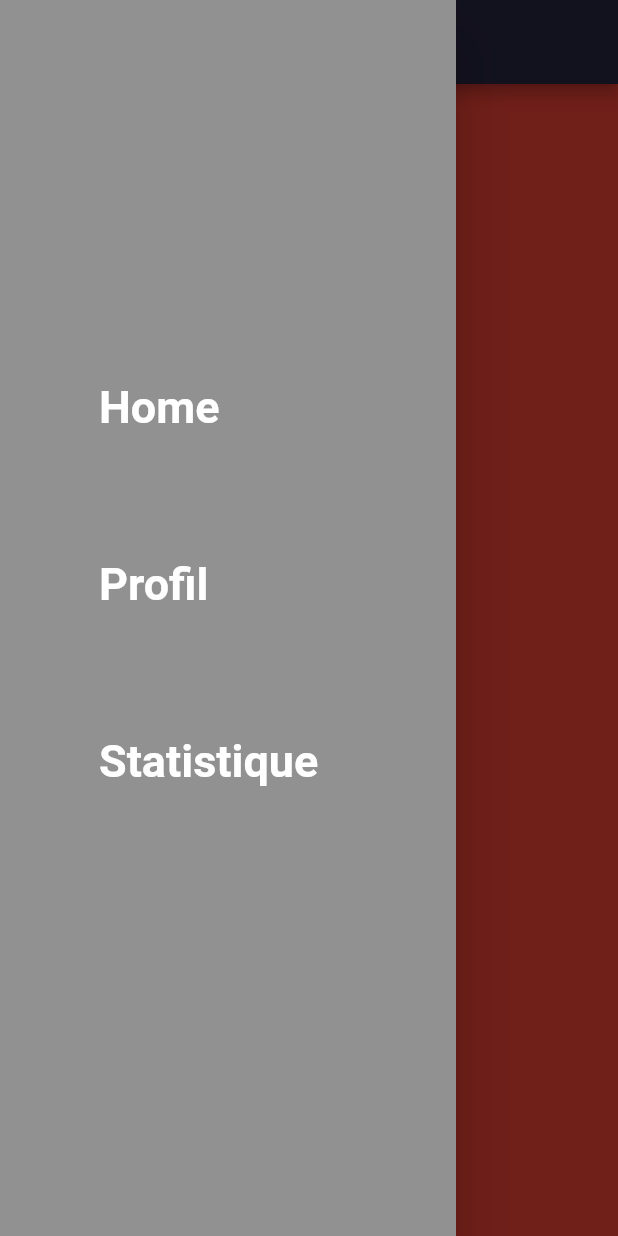
After one commit to hugod-g/FL1---Flutter-team, a Flutter app: the HomeWebPage screen opened directly, with the side drawer open, on a phone screen of 412 x 824 dp. The commit adds this screen. Run offline on Flutter 3.47's test engine with Material 2 defaults, Android fonts, the phone set to English and light mode, and no system bars; our stand-ins replace camera, image_picker, shared_preferences; accounts and stored records are empty.

Commit message:
feat-Gestion front-end commit: feat: Gestion Web Mobile

```diff
--- /dev/null
+++ b/lib/Components/web/burgerMenu.dart
@@ -0,0 +1,64 @@
+import 'package:flutter/material.dart';
+
+import '../../Style/colors.dart';
+import '../../Style/fonts.dart';
+import '../commentText.dart';
+
+class BurgerMenu extends StatelessWidget {
+
+  const BurgerMenu(
+    {Key? key,}) : super(key: key);
+
+  @override
+  Widget build(BuildContext context) {
+
+    return
+      Drawer(
+        child: ListView(
+          padding: EdgeInsets.zero,
+          children: <Widget>[
+            ListTile(
+              title: const CommonText(
+                text: "Home",
+                fontSizeText: 30,
+                fontWeight: fontBold,
+                paddingTop: 250,
+                paddingLeft: 50,
+                color: white,
+              ),
+              onTap: () {
+                Navigator.popAndPushNamed(context, '/home');
+              },
+            ),
+            ListTile(
+              title: const CommonText(
+                text: "Profil",
+                fontSizeText: 30,
+                fontWeight: fontBold,
+                paddingTop: 75,
+                paddingLeft: 50,
+                color: white,
+              ),
+              onTap: () {
+                Navigator.popAndPushNamed(context, '/profil');
+              },
+            ),
+            ListTile(
+              title: const CommonText(
+                text: "Statistique",
+                fontSizeText: 30,
+                fontWeight: fontBold,
+                paddingTop: 75,
+                paddingLeft: 50,
+                color: white,
+              ),
+              onTap: () {
+                Navigator.popAndPushNamed(context, '/stats');
+              },
+            ),
+          ],
+        ),
+      )
+    ;
+  }
+}
--- /dev/null
+++ b/lib/Page/web/home_web.dart
@@ -0,0 +1,43 @@
+import 'package:flutter/material.dart';
+import 'package:mon_petit_entretien/Components/web/burgerMenu.dart';
+import 'package:mon_petit_entretien/Style/colors.dart';
+import 'package:mon_petit_entretien/Style/fonts.dart';
+
+import '../../Components/commentText.dart';
+
+class HomeWebPage extends StatefulWidget {
+
+  const HomeWebPage({Key? key}) : super(key: key);
+
+  @override
+  // ignore: library_private_types_in_public_api
+  _HomeWebPage createState() => _HomeWebPage();
+}
+
+class _HomeWebPage extends State<HomeWebPage> {
+
+  Widget body() {
+    return
+      Container(color: errorColor,)
+    ;
+  }
+
+  @override
+  //Main of the Login page (Body)
+  Widget build(BuildContext context) {
+    return Scaffold(
+      resizeToAvoidBottomInset: false,
+      backgroundColor: Colors.white,
+      body :
+        body(),
+      appBar: AppBar(
+        title: const Text('Mon Petit Entretient'),
+        backgroundColor: blue,
+        ),
+      drawer: Theme(
+        data: Theme.of(context).copyWith(canvasColor: gray),
+        child: const BurgerMenu(),
+      ),
+    );
+  }
+}
--- a/lib/main.dart
+++ b/lib/main.dart
@@ -2,6 +2,9 @@ import 'package:flutter/material.dart';
 import 'package:mon_petit_entretien/Page/addVehicule.dart';
 import 'package:mon_petit_entretien/Page/profile.dart';
 import 'package:mon_petit_entretien/Page/statistique.dart';
+import 'package:mon_petit_entretien/Page/web/home_web.dart';
+import 'package:mon_petit_entretien/Page/web/profil_web.dart';
+import 'package:mon_petit_entretien/Page/web/stat_web.dart';
 import 'package:provider/provider.dart';
 import 'Class/appClass.dart';
 import 'Page/login.dart';
```
Also changed, not shown: lib/Page/home.dart (+7 -0 lines), lib/Page/profile.dart (+9 -1 lines), lib/Page/statistique.dart (+8 -0 lines), lib/Page/web/profil_web.dart (added, +43 -0 lines), lib/Page/web/stat_web.dart (added, +43 -0 lines).
